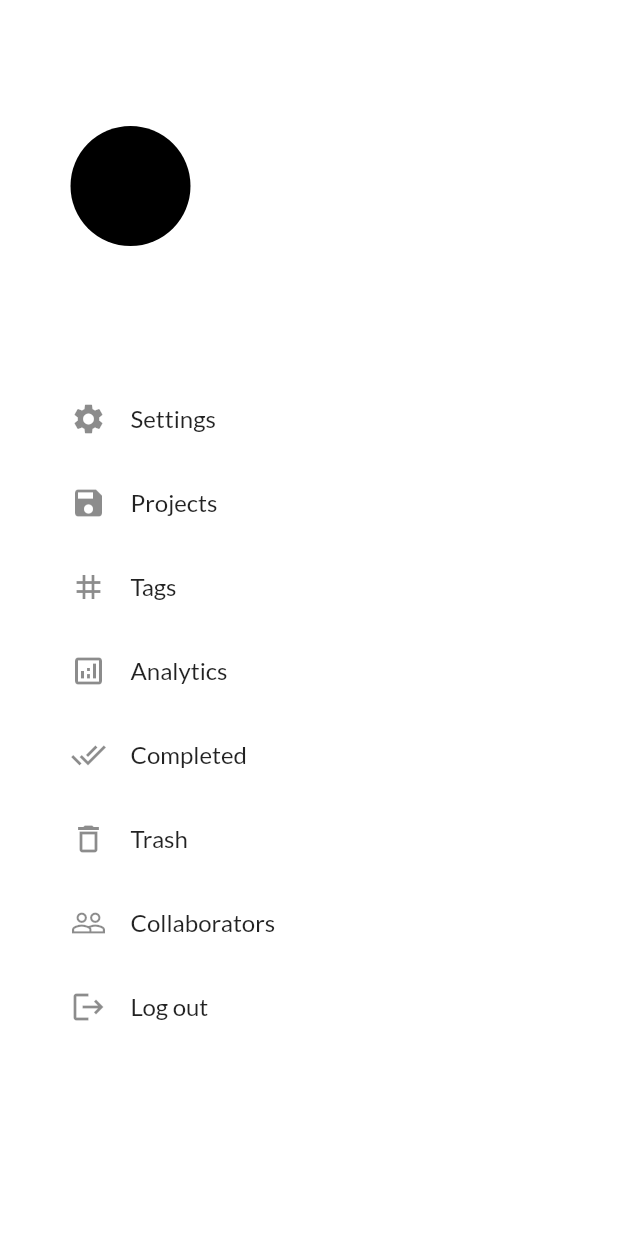
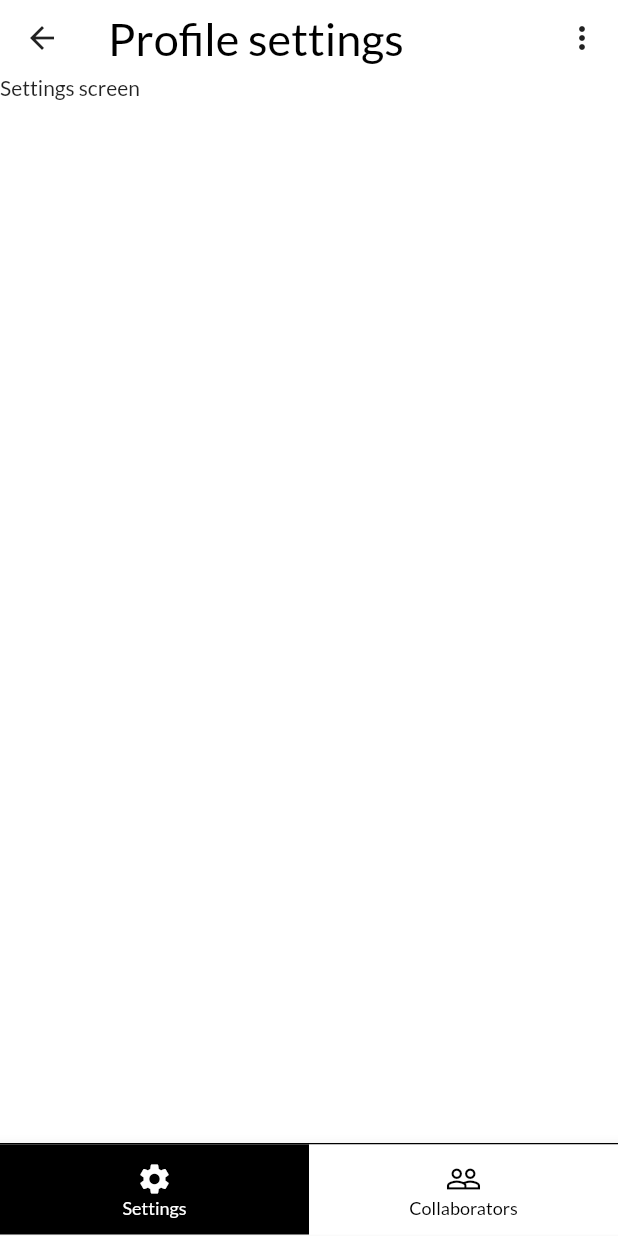
Before and after one commit to BartoszRudnik/ProductiveAppFrontend, a Flutter app: the MainDrawer widget shown alone on an empty page, opened directly with empty values, after a tap on "Settings", on a phone screen of 412 x 824 dp. Run offline on Flutter 3.47's test engine with Material 2 defaults, Android fonts, the phone set to English and light mode, and no system bars; drawn by our look-alikes of badges; our stand-ins replace shared_preferences; missing offline and left inert: global_configuration; accounts and stored records are empty.

Commit message:
Przeniesienie listy znajomych do ustawień profilu

```diff
--- a/lib/main.dart
+++ b/lib/main.dart
@@ -1,5 +1,6 @@
 import 'package:flutter/material.dart';
 import 'package:global_configuration/global_configuration.dart';
+import 'package:productive_app/task_page/task_screens/settings_tabs_screen.dart';
 import 'package:provider/provider.dart';
 
 import 'login/providers/auth_provider.dart';
@@ -39,7 +40,8 @@ class MyApp extends StatelessWidget {
             userMail: auth.email,
             authToken: auth.token,
             taskList: previousTasks == null ? [] : previousTasks.taskList,
-            taskPriorities: previousTasks == null ? [] : previousTasks.priorities,
+            taskPriorities:
+                previousTasks == null ? [] : previousTasks.priorities,
           ),
         ),
         ChangeNotifierProxyProvider<AuthProvider, TagProvider>(
@@ -53,7 +55,8 @@ class MyApp extends StatelessWidget {
         ChangeNotifierProxyProvider<AuthProvider, DelegateProvider>(
           create: null,
           update: (ctx, auth, previousDelegate) => DelegateProvider(
-            collaborators: previousDelegate == null ? [] : previousDelegate.collaborators,
+            collaborators:
+                previousDelegate == null ? [] : previousDelegate.collaborators,
             userEmail: auth.email,
             userToken: auth.token,
           ),
@@ -100,7 +103,10 @@ class MyApp extends StatelessWidget {
               ? MainScreen()
               : FutureBuilder(
                   future: authData.tryAutoLogin(),
-                  builder: (ctx, authResult) => authResult.connectionState == ConnectionState.waiting ? SplashScreen() : EntryScreen(),
+                  builder: (ctx, authResult) =>
+                      authResult.connectionState == ConnectionState.waiting
+                          ? SplashScreen()
+                          : EntryScreen(),
                 ),
           routes: {
             MainScreen.routeName: (ctx) => MainScreen(),
@@ -114,6 +120,7 @@ class MyApp extends StatelessWidget {
             CompletedScreen.routeName: (ctx) => CompletedScreen(),
             TrashScreen.routeName: (ctx) => TrashScreen(),
             CollaboratorsScreen.routeName: (ctx) => CollaboratorsScreen(),
+            SettingsTabsScreen.routeName: (ctx) => SettingsTabsScreen(),
           },
         ),
       ),
--- /dev/null
+++ b/lib/task_page/task_screens/settings_screen.dart
@@ -0,0 +1,21 @@
+import 'package:flutter/material.dart';
+import 'package:productive_app/task_page/widgets/task_appBar.dart';
+
+class SettingsScreen extends StatefulWidget {
+  static const routeName = "/collaborators";
+
+  @override
+  _SettingsScreenState createState() => _SettingsScreenState();
+}
+
+class _SettingsScreenState extends State<SettingsScreen> {
+  @override
+  Widget build(BuildContext context) {
+    return Scaffold(
+      appBar: TaskAppBar(
+        title: 'Profile settings',
+      ),
+      body: Text("Settings screen"),
+    );
+  }
+}
--- /dev/null
+++ b/lib/task_page/task_screens/settings_tabs_screen.dart
@@ -0,0 +1,132 @@
+import 'package:badges/badges.dart';
+import 'package:flutter/material.dart';
+import 'package:productive_app/task_page/providers/delegate_provider.dart';
+import 'package:productive_app/task_page/task_screens/settings_screen.dart';
+import 'package:provider/provider.dart';
+
+import 'collaborators_screen.dart';
+
+class SettingsTabsScreen extends StatefulWidget {
+  static const routeName = "/collaborators";
+
+  @override
+  _SettingsTabsScreenState createState() => _SettingsTabsScreenState();
+}
+
+class _SettingsTabsScreenState extends State<SettingsTabsScreen> {
+  List<Map<String, Object>> _pages;
+
+  final _selectedItemColor = Colors.white;
+  final _unselectedItemColor = Colors.black;
+  final _selectedBgColor = Colors.black;
+  final _unselectedBgColor = Colors.white;
+  int _selectedPageIndex = 0;
+
+  @override
+  void initState() {
+    super.initState();
+
+    _pages = [
+      {
+        'page': SettingsScreen(),
+        'title': 'Inbox',
+      },
+      {
+        'page': CollaboratorsScreen(),
+        'title': 'Collaborators',
+      },
+    ];
+  }
+
+  void _selectPage(int index) {
+    if (index >= 0 && index < _pages.length) {
+      setState(() {
+        _selectedPageIndex = index;
+      });
+    }
+  }
+
+  Color _getBgColor(int index) =>
+      _selectedPageIndex == index ? _selectedBgColor : _unselectedBgColor;
+
+  Color _getItemColor(int index) =>
+      _selectedPageIndex == index ? _selectedItemColor : _unselectedItemColor;
+  Widget _buildIcon(IconData iconData, String text, int index, bool isBadge) =>
+      Container(
+        width: double.infinity,
+        height: 60,
+        child: Material(
+          color: this._getBgColor(index),
+          child: InkWell(
+            child: Column(
+              crossAxisAlignment: CrossAxisAlignment.center,
+              mainAxisAlignment: MainAxisAlignment.center,
+              children: <Widget>[
+                isBadge
+                    ? Badge(
+                        position: BadgePosition.topStart(),
+                        showBadge: Provider.of<DelegateProvider>(context)
+                                .received
+                                .length >
+                            0,
+                        badgeColor: index == _selectedPageIndex
+                            ? Theme.of(context).accentColor
+                            : Theme.of(context).primaryColor,
+                        badgeContent: Text(
+                          Provider.of<DelegateProvider>(context)
+                              .received
+                              .length
+                              .toString(),
+                          style: TextStyle(
+                            color: index == _selectedPageIndex
+                                ? Theme.of(context).primaryColor
+                                : Theme.of(context).accentColor,
+                          ),
+                        ),
+                        child: Icon(iconData),
+                      )
+                    : Icon(iconData),
+                Text(text,
+                    style: TextStyle(
+                        fontSize: 12, color: this._getItemColor(index))),
+              ],
+            ),
+            onTap: () => this._selectPage(index),
+          ),
+        ),
+      );
+
+  @override
+  Widget build(BuildContext context) {
+    return AnimatedContainer(
+        duration: Duration(milliseconds: 250),
+        child: Scaffold(
+            body: _pages[this._selectedPageIndex]['page'],
+            bottomNavigationBar: Container(
+              decoration: BoxDecoration(
+                color: Theme.of(context).primaryColor,
+                border: Border(
+                  top: BorderSide(
+                      color: Theme.of(context).primaryColor, width: 1.0),
+                ),
+              ),
+              child: BottomNavigationBar(
+                selectedFontSize: 0,
+                currentIndex: _selectedPageIndex,
+                selectedItemColor: this._selectedItemColor,
+                unselectedItemColor: this._unselectedItemColor,
+                type: BottomNavigationBarType.fixed,
+                items: [
+                  BottomNavigationBarItem(
+                    icon: _buildIcon(Icons.settings, "Settings", 0, false),
+                    title: SizedBox.shrink(),
+                  ),
+                  BottomNavigationBarItem(
+                      icon: _buildIcon(
+                          Icons.people_outline, "Collaborators", 1, true),
+                      title: SizedBox.shrink())
+                ],
+              ),
+            )));
+  }
+}
--- a/lib/task_page/task_screens/tabs_screen.dart
+++ b/lib/task_page/task_screens/tabs_screen.dart
@@ -1,4 +1,7 @@
+import 'package:badges/badges.dart';
 import 'package:flutter/material.dart';
+import 'package:productive_app/task_page/providers/delegate_provider.dart';
+import 'package:provider/provider.dart';
 
 import '../widgets/new_task.dart';
 import '../widgets/task_appBar.dart';
@@ -88,9 +91,11 @@ class _TabsScreenState extends State<TabsScreen> {
     }
   }
 
-  Color _getBgColor(int index) => _selectedPageIndex == index ? _selectedBgColor : _unselectedBgColor;
+  Color _getBgColor(int index) =>
+      _selectedPageIndex == index ? _selectedBgColor : _unselectedBgColor;
 
-  Color _getItemColor(int index) => _selectedPageIndex == index ? _selectedItemColor : _unselectedItemColor;
+  Color _getItemColor(int index) =>
+      _selectedPageIndex == index ? _selectedItemColor : _unselectedItemColor;
 
   Widget _buildIcon(IconData iconData, String text, int index) => Container(
         width: double.infinity,
@@ -103,7 +108,9 @@ class _TabsScreenState extends State<TabsScreen> {
               mainAxisAlignment: MainAxisAlignment.center,
               children: <Widget>[
                 Icon(iconData),
-                Text(text, style: TextStyle(fontSize: 12, color: this._getItemColor(index))),
+                Text(text,
+                    style: TextStyle(
+                        fontSize: 12, color: this._getItemColor(index))),
               ],
             ),
             onTap: () => this._selectPage(index),
@@ -160,9 +167,18 @@ class _TabsScreenState extends State<TabsScreen> {
           appBar: TaskAppBar(
             title: _pages[_selectedPageIndex]['title'],
             leadingButton: IconButton(
-                icon: Icon(Icons.menu),
+                icon: Badge(
+                  position: BadgePosition.topStart(),
+                  showBadge:
+                      Provider.of<DelegateProvider>(context).received.length >
+                          0,
+                  badgeColor: Theme.of(context).primaryColor,
+                  child: Icon(Icons.menu),
+                ),
                 onPressed: () {
-                  isDrawerVisible ? _changeTranform(0, 0, 1) : _changeTranform(230, 70, 0.8);
+                  isDrawerVisible
+                      ? _changeTranform(0, 0, 1)
+                      : _changeTranform(230, 70, 0.8);
                 }),
           ),
           /*drawer: DrawerScreen(
@@ -184,7 +200,8 @@ class _TabsScreenState extends State<TabsScreen> {
             decoration: BoxDecoration(
               color: Theme.of(context).primaryColor,
               border: Border(
-                top: BorderSide(color: Theme.of(context).primaryColor, width: 1.0),
+                top: BorderSide(
+                    color: Theme.of(context).primaryColor, width: 1.0),
               ),
             ),
             child: BottomNavigationBar(
@@ -207,7 +224,8 @@ class _TabsScreenState extends State<TabsScreen> {
                   title: SizedBox.shrink(),
                 ),
                 BottomNavigationBarItem(
-                  icon: _buildIcon(Icons.person_outline_outlined, 'Delegated', 3),
+                  icon:
+                      _buildIcon(Icons.person_outline_outlined, 'Delegated', 3),
                   title: SizedBox.shrink(),
                 ),
               ],
--- a/lib/task_page/widgets/main_drawer.dart
+++ b/lib/task_page/widgets/main_drawer.dart
@@ -1,8 +1,8 @@
 import 'package:badges/badges.dart';
 import 'package:flutter/material.dart';
 import 'package:productive_app/task_page/providers/delegate_provider.dart';
-import 'package:productive_app/task_page/task_screens/collaborators_screen.dart';
 import 'package:productive_app/task_page/task_screens/completed_screen.dart';
+import 'package:productive_app/task_page/task_screens/settings_tabs_screen.dart';
 import 'package:productive_app/task_page/task_screens/trash_screen.dart';
 import 'package:provider/provider.dart';
 
@@ -56,9 +56,23 @@ class MainDrawer extends StatelessWidget {
             SizedBox(
               height: 15,
             ),
-            DrawerListTile(
-              icon: Icons.settings,
-              title: 'Settings',
+            Badge(
+              position: BadgePosition.topStart(),
+              showBadge:
+                  Provider.of<DelegateProvider>(context).received.length > 0,
+              badgeColor: Theme.of(context).primaryColor,
+              badgeContent: Text(
+                Provider.of<DelegateProvider>(context)
+                    .received
+                    .length
+                    .toString(),
+                style: TextStyle(color: Theme.of(context).accentColor),
+              ),
+              child: DrawerListTile(
+                icon: Icons.settings,
+                title: 'Settings',
+                routeName: SettingsTabsScreen.routeName,
+              ),
             ),
             DrawerListTile(
               icon: Icons.save,
@@ -82,20 +96,6 @@ class MainDrawer extends StatelessWidget {
               icon: Icons.delete_outline_outlined,
               title: 'Trash',
               routeName: TrashScreen.routeName,
-            ),
-            Badge(
-              position: BadgePosition.topStart(),
-              showBadge: Provider.of<DelegateProvider>(context).received.length > 0,
-              badgeColor: Theme.of(context).primaryColor,
-              badgeContent: Text(
-                Provider.of<DelegateProvider>(context).received.length.toString(),
-                style: TextStyle(color: Theme.of(context).accentColor),
-              ),
-              child: DrawerListTile(
-                icon: Icons.people_outline,
-                title: 'Collaborators',
-                routeName: CollaboratorsScreen.routeName,
-              ),
             ),
             ListTile(
               minLeadingWidth: 16,
@@ -123,10 +123,13 @@ class MainDrawer extends StatelessWidget {
                             ElevatedButton(
                               style: ElevatedButton.styleFrom(
                                 primary: Theme.of(context).primaryColor,
-                                side: BorderSide(color: Theme.of(context).primaryColor),
+                                side: BorderSide(
+                                    color: Theme.of(context).primaryColor),
                               ),
                               onPressed: () {
-                                Provider.of<AuthProvider>(context, listen: false).logout();
+                                Provider.of<AuthProvider>(context,
+                                        listen: false)
+                                    .logout();
                                 Navigator.of(context).pop(true);
                               },
                               child: Text(
@@ -140,7 +143,8 @@ class MainDrawer extends StatelessWidget {
                             ElevatedButton(
                               style: ElevatedButton.styleFrom(
                                 primary: Theme.of(context).primaryColor,
-                                side: BorderSide(color: Theme.of(context).primaryColor),
+                                side: BorderSide(
+                                    color: Theme.of(context).primaryColor),
                               ),
                               onPressed: () {
                                 Navigator.of(context).pop(false);
```
